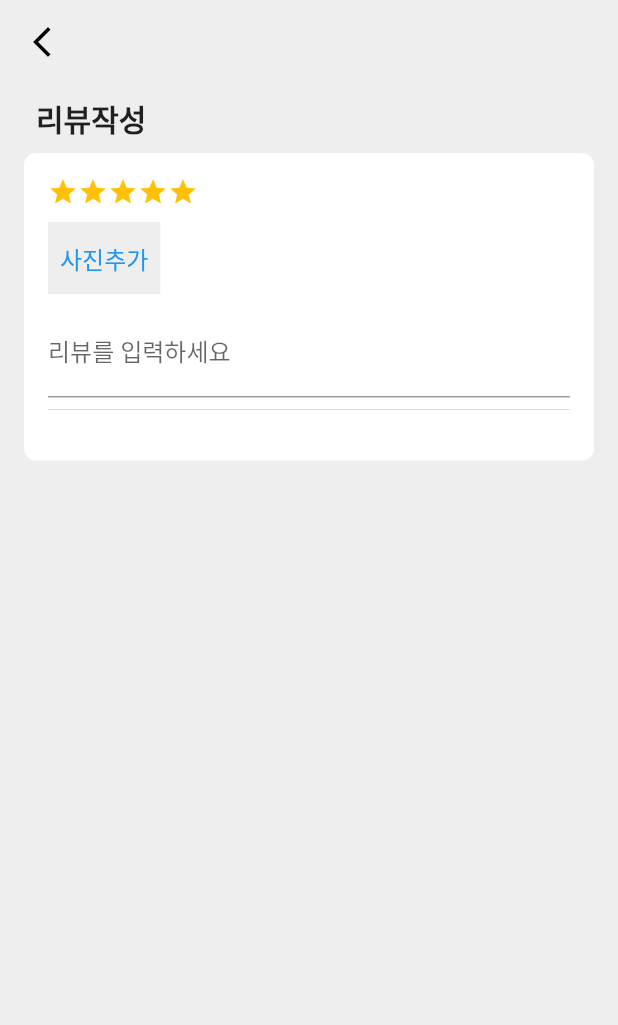
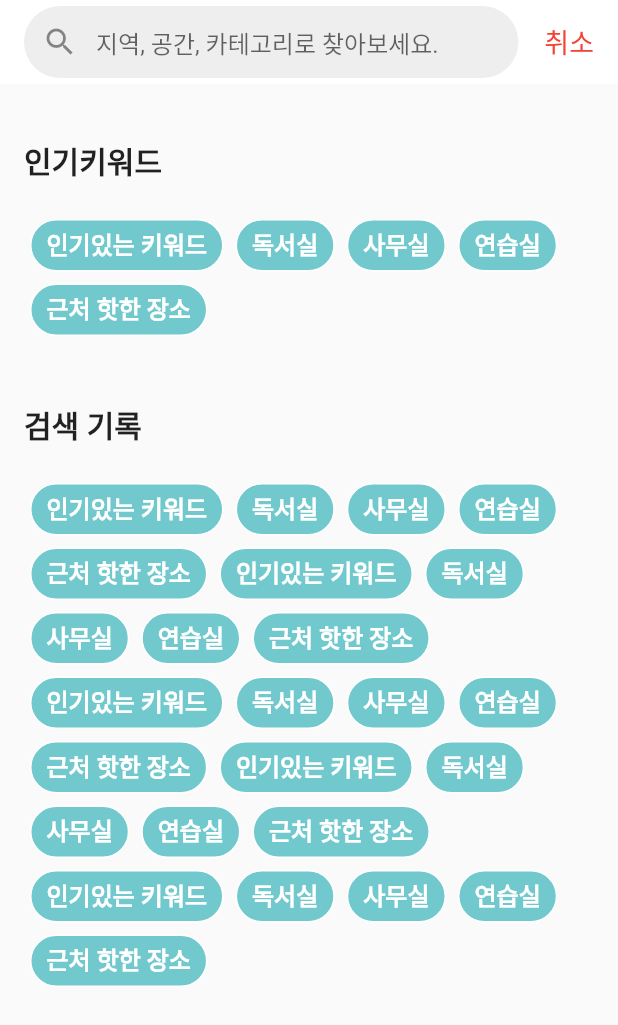
Before and after one commit to clean17/Village-Front-Project, a Flutter app: the screen it shows after launch, on a phone screen of 412 x 824 dp. Shown: the top 1025 px of the screen. Run offline on Flutter 3.47's test engine with Material 2 defaults, Android fonts, the phone set to English and light mode, and no system bars; our stand-ins replace flutter_riverpod, font_awesome_flutter, lottie; project files that could hold a hidden picture were left out.

Commit message:
검색페이지 초안

```diff
--- a/lib/core/style.dart
+++ b/lib/core/style.dart
@@ -1,7 +1,9 @@
 import 'package:flutter/material.dart';
+import 'package:village/core/color.dart';
 
 const mgrey_text = TextStyle(fontSize: 16, color: Colors.black54);
 const msmall_grey_text = TextStyle(fontSize: 14, color: Colors.black54);
 const mplace_title = TextStyle(fontSize: 26, fontWeight: FontWeight.bold);
 const mblack_text = TextStyle(fontSize: 16);
+const mprimary_text = TextStyle(fontSize: 16, color: kPrimaryColor);
 const mlarge_black_text = TextStyle(fontSize: 18);
--- a/lib/main.dart
+++ b/lib/main.dart
@@ -1,6 +1,6 @@
 import 'package:flutter/material.dart';
 import 'package:flutter_riverpod/flutter_riverpod.dart';
-import 'package:village/view/pages/review/review_write_page.dart';
+import 'package:village/view/pages/search/search_keyword_page.dart';
 
 void main() {
   runApp(
@@ -17,7 +17,7 @@ class MyApp extends StatelessWidget {
   Widget build(BuildContext context) {
     return const MaterialApp(
       debugShowCheckedModeBanner: false, // 화면에 디버그 제거
-      home: ReviewWritePage(), // 클래스 분리
+      home: SearchKeywordPage(), // 클래스 분리
       // home: Scaffold(
       //   body: Container(
       //     child: const PlaceDetailPage(),
--- /dev/null
+++ b/lib/view/pages/search/search_keyword_page.dart
@@ -0,0 +1,112 @@
+import 'package:flutter/material.dart';
+import 'package:village/view/widgets/search/my_search_keyword.dart';
+import 'package:village/view/widgets/search/search_keyword.dart';
+
+class SearchKeywordPage extends StatelessWidget {
+  const SearchKeywordPage({super.key});
+
+  @override
+  Widget build(BuildContext context) {
+    final mWidth = MediaQuery.of(context).size.width;
+    return Scaffold(
+      appBar: AppBar(
+        elevation: 0,
+        backgroundColor: Colors.white,
+        title: Row(
+          children: [
+            Container(
+              width: mWidth * 0.8,
+              decoration: BoxDecoration(
+                  color: Colors.grey[200],
+                  borderRadius: BorderRadius.circular(24)),
+              child: const TextField(
+                decoration: InputDecoration(
+                  prefixIcon: Icon(Icons.search),
+                  hintText: '지역, 공간, 카테고리로 찾아보세요.',
+                  border: InputBorder.none,
+                ),
+              ),
+            ),
+            const Spacer(),
+            const Text(
+              '취소',
+              style: TextStyle(fontSize: 18, color: Colors.red),
+            ),
+          ],
+        ),
+      ),
+      body: SingleChildScrollView(
+        scrollDirection: Axis.vertical,
+        child: Padding(
+          padding: const EdgeInsets.all(16.0),
+          child: Column(
+            crossAxisAlignment: CrossAxisAlignment.start,
+            children: [
+              Row(
+                children: const [],
+              ),
+              const SizedBox(
+                height: 20,
+              ),
+              const Text(
+                '인기키워드',
+                style: TextStyle(fontSize: 20, fontWeight: FontWeight.w600),
+              ),
+              const SizedBox(
+                height: 20,
+              ),
+              Wrap(
+                children: const [
+                  SearchKeyword(text: '인기있는 키워드'),
+                  SearchKeyword(text: '독서실'),
+                  SearchKeyword(text: '사무실'),
+                  SearchKeyword(text: '연습실'),
+                  SearchKeyword(text: '근처 핫한 장소'),
+                ],
+              ),
+              const SizedBox(
+                height: 40,
+              ),
+              const Text(
+                '검색 기록',
+                style: TextStyle(fontSize: 20, fontWeight: FontWeight.w600),
+              ),
+              const SizedBox(
+                height: 20,
+              ),
+              Wrap(
+                children: const [
+                  MySearchKeyword(text: '인기있는 키워드'),
+                  MySearchKeyword(text: '독서실'),
+                  MySearchKeyword(text: '사무실'),
+                  MySearchKeyword(text: '연습실'),
+                  MySearchKeyword(text: '근처 핫한 장소'),
+                  MySearchKeyword(text: '인기있는 키워드'),
+                  MySearchKeyword(text: '독서실'),
+                  MySearchKeyword(text: '사무실'),
+                  MySearchKeyword(text: '연습실'),
+                  MySearchKeyword(text: '근처 핫한 장소'),
+                  MySearchKeyword(text: '인기있는 키워드'),
+                  MySearchKeyword(text: '독서실'),
+                  MySearchKeyword(text: '사무실'),
+                  MySearchKeyword(text: '연습실'),
+                  MySearchKeyword(text: '근처 핫한 장소'),
+                  MySearchKeyword(text: '인기있는 키워드'),
+                  MySearchKeyword(text: '독서실'),
+                  MySearchKeyword(text: '사무실'),
+                  MySearchKeyword(text: '연습실'),
+                  MySearchKeyword(text: '근처 핫한 장소'),
+                  MySearchKeyword(text: '인기있는 키워드'),
+                  MySearchKeyword(text: '독서실'),
+                  MySearchKeyword(text: '사무실'),
+                  MySearchKeyword(text: '연습실'),
+                  MySearchKeyword(text: '근처 핫한 장소'),
+                ],
+              ),
+            ],
+          ),
+        ),
+      ),
+    );
+  }
+}
--- /dev/null
+++ b/lib/view/widgets/search/my_search_keyword.dart
@@ -0,0 +1,28 @@
+import 'package:flutter/material.dart';
+import 'package:village/core/color.dart';
+
+class MySearchKeyword extends StatelessWidget {
+  const MySearchKeyword({
+    super.key,
+    required this.text,
+  });
+
+  final text;
+
+  @override
+  Widget build(BuildContext context) {
+    return Container(
+      margin: const EdgeInsets.all(4),
+      padding: const EdgeInsets.only(top: 3, bottom: 6, left: 10, right: 10),
+      decoration: BoxDecoration(
+          border: Border.all(width: 1, color: Colors.white),
+          color: kPrimaryColor,
+          borderRadius: BorderRadius.circular(30)),
+      child: Text(
+        text,
+        style: const TextStyle(
+            fontSize: 16, color: Colors.white, fontWeight: FontWeight.w600),
+      ),
+    );
+  }
+}
--- /dev/null
+++ b/lib/view/widgets/search/search_keyword.dart
@@ -0,0 +1,28 @@
+import 'package:flutter/material.dart';
+import 'package:village/core/color.dart';
+
+class SearchKeyword extends StatelessWidget {
+  const SearchKeyword({
+    super.key,
+    required this.text,
+  });
+
+  final text;
+
+  @override
+  Widget build(BuildContext context) {
+    return Container(
+      margin: const EdgeInsets.all(4),
+      padding: const EdgeInsets.only(top: 3, bottom: 6, left: 10, right: 10),
+      decoration: BoxDecoration(
+          border: Border.all(width: 1, color: Colors.white),
+          color: kPrimaryColor,
+          borderRadius: BorderRadius.circular(30)),
+      child: Text(
+        text,
+        style: const TextStyle(
+            fontSize: 16, color: Colors.white, fontWeight: FontWeight.w600),
+      ),
+    );
+  }
+}
```
